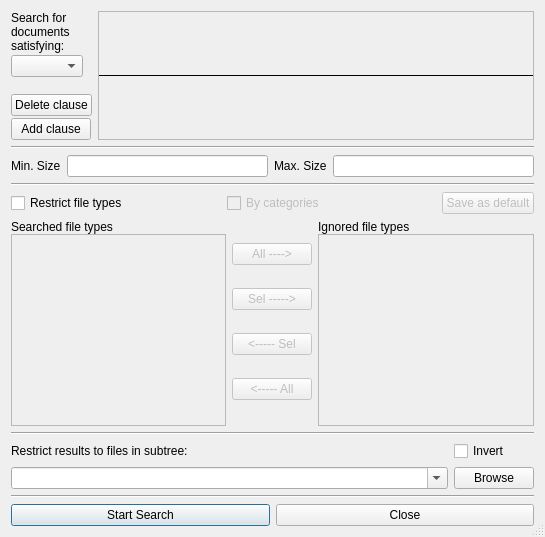
Old version of the form src/qtgui/advsearch.ui in the repository spanner888/recoll.
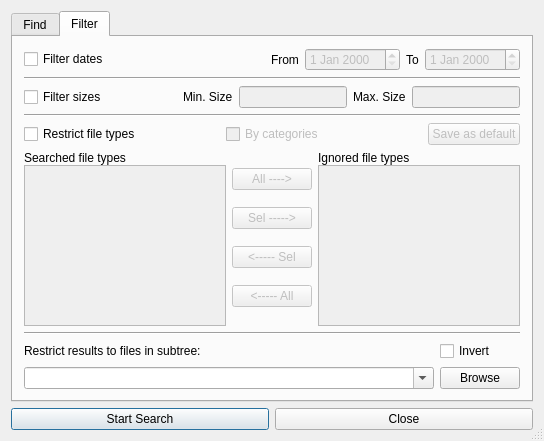
New version of the form. The open tabs and pages were chosen to show the change.

Commit message: GUI split advanced search dialog in 2 tabs and add/adjust date and size filtering

The edit to the form file:
```diff
--- a/src/qtgui/advsearch.ui
+++ b/src/qtgui/advsearch.ui
@@ -6,8 +6,8 @@
    <rect>
     <x>0</x>
     <y>0</y>
-    <width>545</width>
-    <height>537</height>
+    <width>544</width>
+    <height>441</height>
    </rect>
   </property>
   <property name="windowTitle">
@@ -16,7 +16,17 @@
   <property name="sizeGripEnabled">
    <bool>true</bool>
   </property>
-  <layout class="QVBoxLayout">
+  <layout class="QVBoxLayout" name="verticalLayout">
+   <item>
+    <widget class="QTabWidget" name="tabWidget">
+     <property name="currentIndex">
+      <number>0</number>
+     </property>
+     <widget class="QWidget" name="tab_5">
+      <attribute name="title">
+       <string>Find</string>
+      </attribute>
+      <layout class="QVBoxLayout" name="verticalLayout_2">
    <item>
     <layout class="QHBoxLayout">
      <item>
@@ -145,6 +155,63 @@
      </item>
     </layout>
    </item>
+      </layout>
+     </widget>
+     <widget class="QWidget" name="tab_6">
+      <attribute name="title">
+       <string>Filter</string>
+      </attribute>
+      <layout class="QVBoxLayout" name="verticalLayout_5">
+       <item>
+        <layout class="QVBoxLayout" name="verticalLayout_4">
+         <item>
+          <layout class="QHBoxLayout" name="horizontalLayout_2">
+           <item>
+            <widget class="QCheckBox" name="filterDatesCB">
+             <property name="sizePolicy">
+              <sizepolicy hsizetype="Minimum" vsizetype="Fixed">
+               <horstretch>1</horstretch>
+               <verstretch>0</verstretch>
+              </sizepolicy>
+             </property>
+             <property name="toolTip">
+              <string>Check this to enable filtering on dates</string>
+             </property>
+             <property name="text">
+              <string>Filter dates</string>
+             </property>
+            </widget>
+           </item>
+           <item>
+            <widget class="QLabel" name="label">
+             <property name="text">
+              <string>From</string>
+             </property>
+            </widget>
+           </item>
+           <item>
+            <widget class="QDateEdit" name="minDateDTE">
+             <property name="enabled">
+              <bool>false</bool>
+             </property>
+            </widget>
+           </item>
+           <item>
+            <widget class="QLabel" name="label_2">
+             <property name="text">
+              <string>To</string>
+             </property>
+            </widget>
+           </item>
+           <item>
+            <widget class="QDateEdit" name="maxDateDTE">
+             <property name="enabled">
+              <bool>false</bool>
+             </property>
+            </widget>
+           </item>
+          </layout>
+         </item>
    <item>
     <widget class="Line" name="line2">
      <property name="frameShape">
@@ -157,6 +224,22 @@
    </item>
    <item>
    <layout class="QHBoxLayout" name="horizontalLayout">
+           <item>
+            <widget class="QCheckBox" name="filterSizesCB">
+             <property name="sizePolicy">
+              <sizepolicy hsizetype="Minimum" vsizetype="Fixed">
+               <horstretch>1</horstretch>
+               <verstretch>0</verstretch>
+              </sizepolicy>
+             </property>
+             <property name="toolTip">
+              <string>Check this to enable filtering on sizes</string>
+             </property>
+             <property name="text">
+              <string>Filter sizes</string>
+             </property>
+            </widget>
+           </item>
     <item>
      <widget class="QLabel" name="labelminsize">
       <property name="toolTip">
@@ -168,7 +251,11 @@
      </widget>
     </item>
     <item>
-     <widget class="QLineEdit" name="minSizeLE"/>
+            <widget class="QLineEdit" name="minSizeLE">
+             <property name="enabled">
+              <bool>false</bool>
+             </property>
+            </widget>
     </item>
     <item>
      <widget class="QLabel" name="labelmaxsize">
@@ -181,7 +268,11 @@
      </widget>
     </item>
     <item>
-     <widget class="QLineEdit" name="maxSizeLE"/>
+            <widget class="QLineEdit" name="maxSizeLE">
+             <property name="enabled">
+              <bool>false</bool>
+             </property>
+            </widget>
     </item>
    </layout>
    </item>
@@ -196,6 +287,8 @@
     </widget>
    </item>
    <item>
+          <layout class="QVBoxLayout" name="verticalLayout_3">
+           <item>
     <layout class="QHBoxLayout">
      <item>
       <widget class="QCheckBox" name="restrictFtCB">
@@ -376,6 +469,8 @@
      </item>
     </layout>
    </item>
+          </layout>
+         </item>
    <item>
     <widget class="Line" name="line5">
      <property name="frameShape">
@@ -448,14 +543,10 @@
      </item>
     </layout>
    </item>
-   <item>
-    <widget class="Line" name="line1">
-     <property name="frameShape">
-      <enum>QFrame::HLine</enum>
-     </property>
-     <property name="frameShadow">
-      <enum>QFrame::Sunken</enum>
-     </property>
+        </layout>
+       </item>
+      </layout>
+     </widget>
     </widget>
    </item>
    <item>
```
Lines whose indentation alone changed are shown as unchanged. The commit also changes 2 other files.
